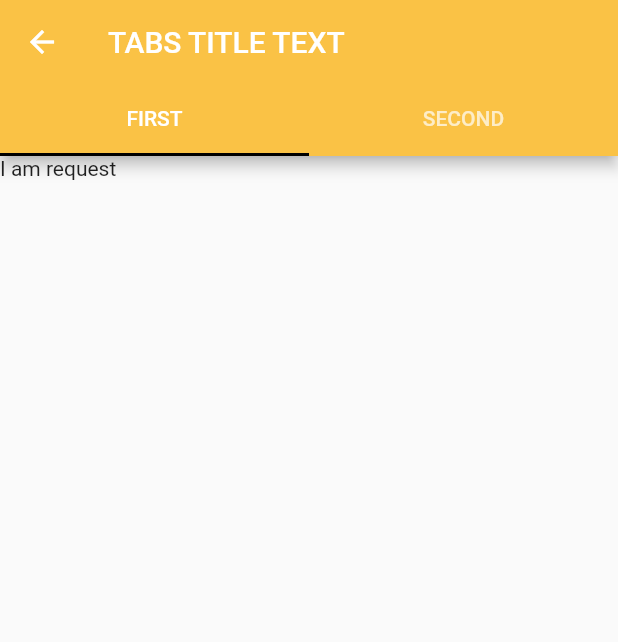
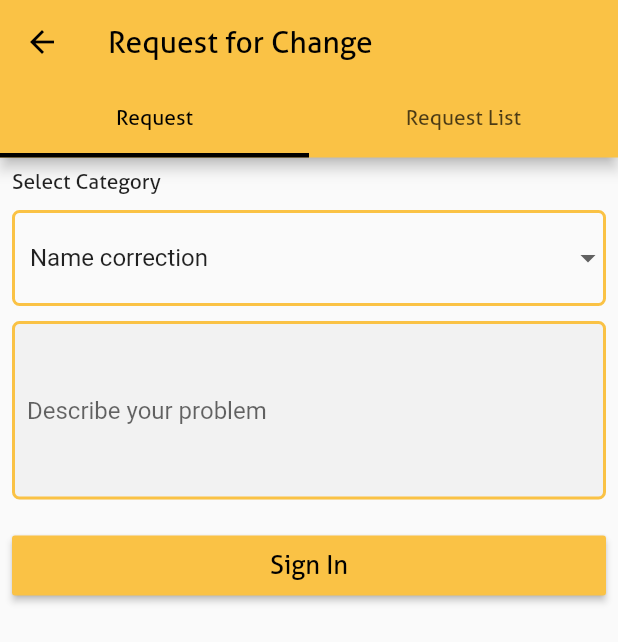
Before and after one commit to Tanvirul-swe/Anun-partner, a Flutter app: the RequestToChange screen opened directly, on a phone screen of 412 x 824 dp. Shown: the top 642 px of the screen. Run offline on Flutter 3.47's test engine with Material 2 defaults, Android fonts, the phone set to English and light mode, and no system bars; our stand-ins replace flutter_switch, numberpicker.

Commit message:
add request screen

```diff
--- a/lib/screen/request_to_change.dart
+++ b/lib/screen/request_to_change.dart
@@ -11,41 +11,145 @@ class RequestToChange extends StatefulWidget {
 class _RequestToChangeState extends State<RequestToChange> {
   @override
   Widget build(BuildContext context) {
-    return  DefaultTabController(
+    return DefaultTabController(
       length: 2,
       child: Scaffold(
         appBar: AppBar(
+          iconTheme: const IconThemeData(color: Colors.black),
           backgroundColor: green,
-          bottom: TabBar(
+          bottom: const TabBar(
             indicatorColor: Colors.black,
+            indicatorWeight: 3,
+            labelStyle: TextStyle(
+              fontFamily: 'Allerta',
+            ),
+            labelColor: Colors.black,
             tabs: [
-              Tab(text: 'FIRST'),
-              Tab(text: 'SECOND',),
-
+              Tab(text: 'Request'),
+              Tab(text: 'Request List'),
             ],
           ),
-          title: Text('TABS TITLE TEXT'),
+          title: Text(
+            'Request for Change',
+            style: TextStyle(
+              color: Colors.black,
+              fontFamily: 'Allerta',
+            ),
+          ),
         ),
         body: TabBarView(
           children: [
-             RequestPage(),
-          RequestList(),
+            RequestPage(),
+            RequestList(),
           ],
         ),
       ),
     );
-
   }
 }
 
-class RequestPage extends StatelessWidget {
+class RequestPage extends StatefulWidget {
   const RequestPage({Key? key}) : super(key: key);
+
+  @override
+  State<RequestPage> createState() => _RequestPageState();
+}
+
+class _RequestPageState extends State<RequestPage> {
+  List<DropdownMenuItem<String>> get dropdownItems {
+    List<DropdownMenuItem<String>> menuItems = [
+      DropdownMenuItem(child: Text("Name correction"), value: "name"),
+      DropdownMenuItem(child: Text("Menu correction"), value: "menue"),
+      DropdownMenuItem(child: Text("Price correction"), value: "price"),
+      DropdownMenuItem(child: Text("Offers correction"), value: "England"),
+      DropdownMenuItem(child: Text("Others"), value: "othes"),
+    ];
+    return menuItems;
+  }
+
+  String selectedValue = "name";
 
   @override
   Widget build(BuildContext context) {
     return Scaffold(
-      body: Text('I am request'),
-    );
+        body: Padding(
+      padding: const EdgeInsets.all(8.0),
+      child: Column(
+        crossAxisAlignment: CrossAxisAlignment.start,
+        children: [
+          const Text(
+            'Select Category',
+            style: TextStyle(
+              fontFamily: 'Allerta',
+            ),
+          ),
+          SizedBox(
+            height: 10,
+          ),
+          DropdownButtonFormField(
+              decoration: InputDecoration(
+                enabledBorder: OutlineInputBorder(
+                  borderSide: BorderSide(color: green, width: 2),
+                  borderRadius: BorderRadius.circular(5),
+                ),
+
+                // filled: true,
+                // fillColor: Colors.blueAccent,
+              ),
+              // dropdownColor: Colors.blueAccent,
+              value: selectedValue,
+              onChanged: (String? newValue) {
+                setState(() {
+                  selectedValue = newValue!;
+                });
+              },
+              items: dropdownItems),
+          SizedBox(
+            height: 10,
+          ),
+          TextFormField(
+            decoration: InputDecoration(
+                hintText: 'Describe your problem',
+                filled: true,
+                fillColor: Color(0xFFF2F2F2),
+                focusedBorder: const OutlineInputBorder(
+                  borderRadius: BorderRadius.all(Radius.circular(5)),
+                  borderSide: BorderSide(width: 2, color: green),
+                ),
+                enabledBorder: const OutlineInputBorder(
+                  borderRadius: BorderRadius.all(Radius.circular(5)),
+                  borderSide: BorderSide(width: 2, color: green),
+                ),
+                contentPadding: const EdgeInsets.symmetric(
+                    vertical: 50.0, horizontal: 10.0),
+                border: OutlineInputBorder(
+                  borderSide: const BorderSide(color: green, width: 2),
+                  borderRadius: BorderRadius.circular(20),
+                )),
+          ),
+          SizedBox(
+            height: 20,
+          ),
+          MaterialButton(
+            height: 40.0,
+            minWidth: double.infinity,
+            color: green,
+            textColor: black,
+            child: const Text(
+              "Sign In",
+              style: TextStyle(
+                fontFamily: "Allerta",
+                fontSize: 17,
+              ),
+            ),
+            onPressed: () => {
+
+            },
+            splashColor: read,
+          ),
+        ],
+      ),
+    ));
   }
 }
 
```
